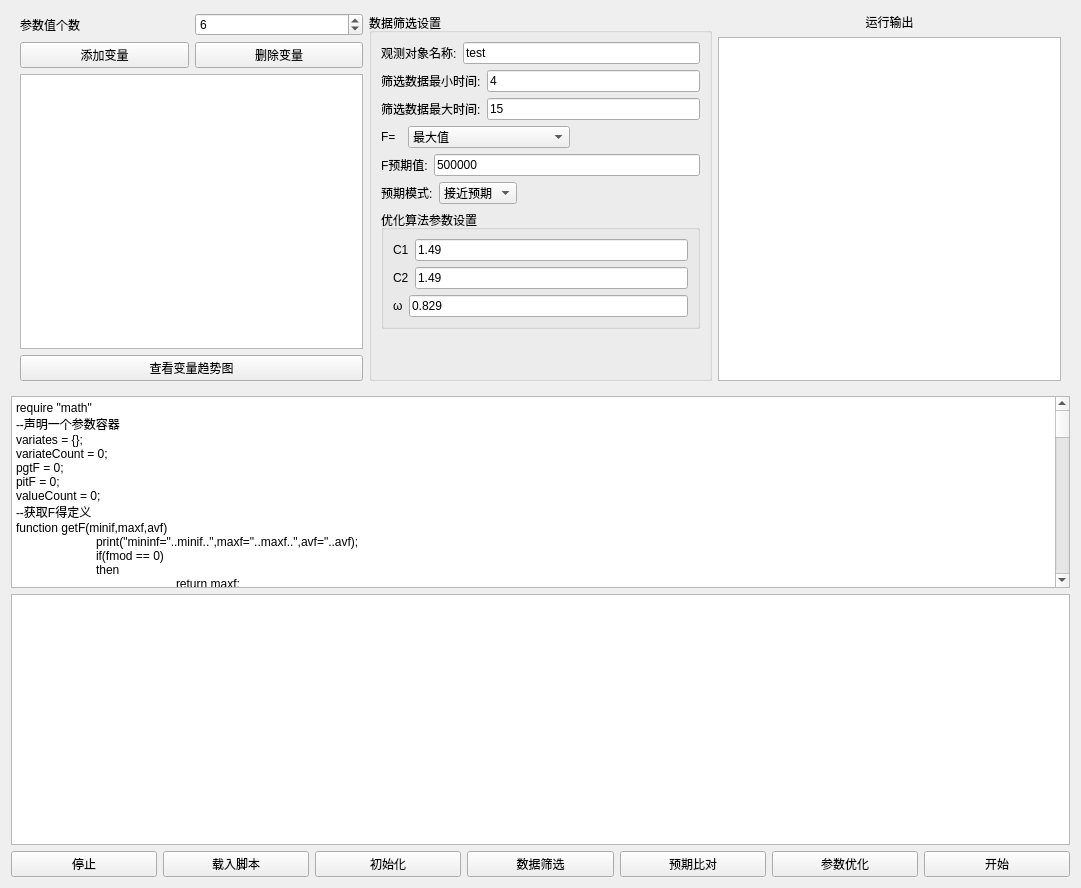
The window that src/SmartContorl/SmartContorlUI.ui (BeQuiet1228/FreeCAD) describes before a commit, drawn with Qt 5.
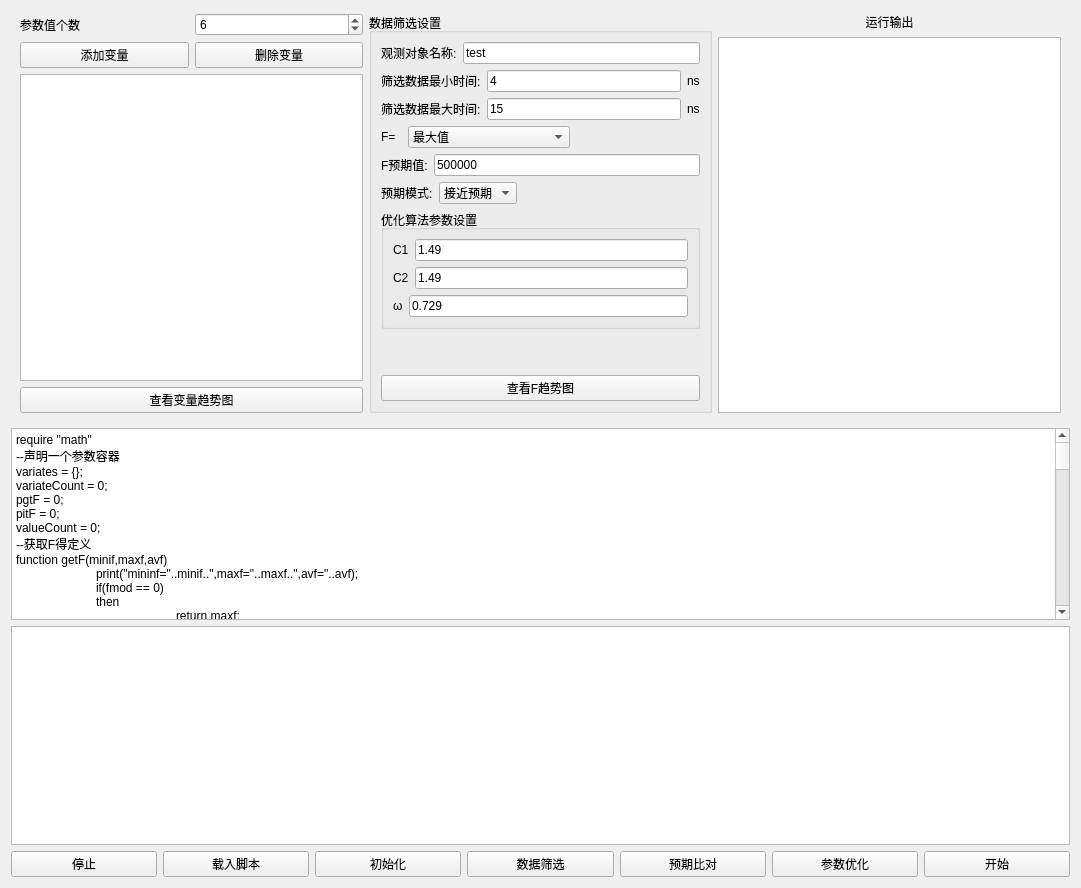
The same window after the commit. Custom widgets are drawn as their Qt base class.

Diff of the .ui file:
```diff
--- a/src/SmartContorl/SmartContorlUI.ui
+++ b/src/SmartContorl/SmartContorlUI.ui
@@ -124,6 +124,13 @@
                </property>
               </widget>
              </item>
+             <item>
+              <widget class="QLabel" name="label_12">
+               <property name="text">
+                <string>ns</string>
+               </property>
+              </widget>
+             </item>
             </layout>
            </item>
            <item>
@@ -142,6 +149,13 @@
                </property>
               </widget>
              </item>
+             <item>
+              <widget class="QLabel" name="label_13">
+               <property name="text">
+                <string>ns</string>
+               </property>
+              </widget>
+             </item>
             </layout>
            </item>
            <item>
@@ -323,7 +337,7 @@
                 <item>
                  <widget class="QLineEdit" name="lineEditOmega">
                   <property name="text">
-                   <string>0.829</string>
+                   <string>0.729</string>
                   </property>
                  </widget>
                 </item>
@@ -345,6 +359,13 @@
              </property>
             </spacer>
            </item>
+           <item>
+            <widget class="QPushButton" name="pushButtonF">
+             <property name="text">
+              <string>查看F趋势图</string>
+             </property>
+            </widget>
+           </item>
           </layout>
          </widget>
         </item>
```
